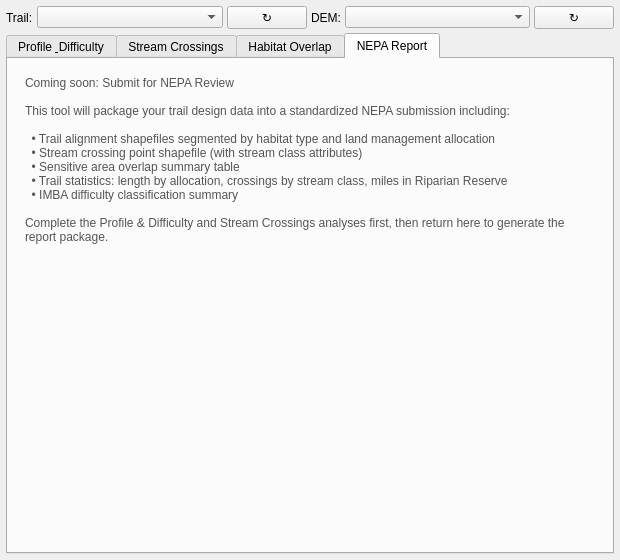
Old version of the form MTBDesignToolsNEPA_dockwidget_base.ui in the repository casey205/MTBDesignTools_NEPA.
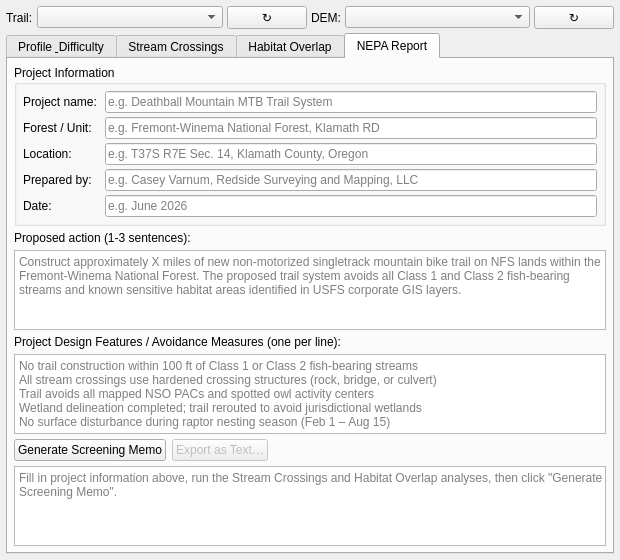
New version of the form. The open tabs and pages were chosen to show the change.

Commit message: Implement NEPA Report tab - metadata form, memo generator, text export

Diff of the .ui file:
```diff
--- a/MTBDesignToolsNEPA_dockwidget_base.ui
+++ b/MTBDesignToolsNEPA_dockwidget_base.ui
@@ -780,6 +780,9 @@
         <string>NEPA Report</string>
        </attribute>
        <layout class="QVBoxLayout" name="reportTabLayout">
+        <property name="spacing">
+         <number>5</number>
+        </property>
         <property name="leftMargin">
          <number>6</number>
         </property>
@@ -793,47 +796,211 @@
          <number>6</number>
         </property>
         <item>
-         <widget class="QLabel" name="reportComingSoonLabel">
+         <widget class="QGroupBox" name="reportMetaGroup">
+          <property name="title">
+           <string>Project Information</string>
+          </property>
+          <layout class="QFormLayout" name="reportMetaForm">
+           <property name="leftMargin">
+            <number>6</number>
+           </property>
+           <property name="topMargin">
+            <number>6</number>
+           </property>
+           <property name="rightMargin">
+            <number>6</number>
+           </property>
+           <property name="bottomMargin">
+            <number>6</number>
+           </property>
+           <property name="horizontalSpacing">
+            <number>8</number>
+           </property>
+           <property name="verticalSpacing">
+            <number>4</number>
+           </property>
+           <item row="0" column="0">
+            <widget class="QLabel" name="reportProjectNameLabel">
+             <property name="text">
+              <string>Project name:</string>
+             </property>
+            </widget>
+           </item>
+           <item row="0" column="1">
+            <widget class="QLineEdit" name="reportProjectNameEdit">
+             <property name="placeholderText">
+              <string>e.g. Deathball Mountain MTB Trail System</string>
+             </property>
+            </widget>
+           </item>
+           <item row="1" column="0">
+            <widget class="QLabel" name="reportForestLabel">
+             <property name="text">
+              <string>Forest / Unit:</string>
+             </property>
+            </widget>
+           </item>
+           <item row="1" column="1">
+            <widget class="QLineEdit" name="reportForestEdit">
+             <property name="placeholderText">
+              <string>e.g. Fremont-Winema National Forest, Klamath RD</string>
+             </property>
+            </widget>
+           </item>
+           <item row="2" column="0">
+            <widget class="QLabel" name="reportLocationLabel">
+             <property name="text">
+              <string>Location:</string>
+             </property>
+            </widget>
+           </item>
+           <item row="2" column="1">
+            <widget class="QLineEdit" name="reportLocationEdit">
+             <property name="placeholderText">
+              <string>e.g. T37S R7E Sec. 14, Klamath County, Oregon</string>
+             </property>
+            </widget>
+           </item>
+           <item row="3" column="0">
+            <widget class="QLabel" name="reportPreparerLabel">
+             <property name="text">
+              <string>Prepared by:</string>
+             </property>
+            </widget>
+           </item>
+           <item row="3" column="1">
+            <widget class="QLineEdit" name="reportPreparerEdit">
+             <property name="placeholderText">
+              <string>e.g. Casey Varnum, Redside Surveying and Mapping, LLC</string>
+             </property>
+            </widget>
+           </item>
+           <item row="4" column="0">
+            <widget class="QLabel" name="reportDateLabel">
+             <property name="text">
+              <string>Date:</string>
+             </property>
+            </widget>
+           </item>
+           <item row="4" column="1">
+            <widget class="QLineEdit" name="reportDateEdit">
+             <property name="placeholderText">
+              <string>e.g. June 2026</string>
+             </property>
+            </widget>
+           </item>
+          </layout>
+         </widget>
+        </item>
+
+        <!-- Proposed action -->
+        <item>
+         <widget class="QLabel" name="reportActionLabel">
           <property name="text">
-           <string>Coming soon: Submit for NEPA Review
+           <string>Proposed action (1-3 sentences):</string>
+          </property>
+         </widget>
+        </item>
+        <item>
+         <widget class="QPlainTextEdit" name="reportActionEdit">
+          <property name="maximumHeight">
+           <number>60</number>
+          </property>
+          <property name="minimumHeight">
+           <number>44</number>
+          </property>
+          <property name="placeholderText">
+           <string>Construct approximately X miles of new non-motorized singletrack mountain bike trail on NFS lands within the Fremont-Winema National Forest. The proposed trail system avoids all Class 1 and Class 2 fish-bearing streams and known sensitive habitat areas identified in USFS corporate GIS layers.</string>
+          </property>
+         </widget>
+        </item>
 
-This tool will package your trail design data into a standardized NEPA submission including:
+        <!-- PDFs / avoidance measures -->
+        <item>
+         <widget class="QLabel" name="reportPDFsLabel">
+          <property name="text">
+           <string>Project Design Features / Avoidance Measures (one per line):</string>
+          </property>
+         </widget>
+        </item>
+        <item>
+         <widget class="QPlainTextEdit" name="reportPDFsEdit">
+          <property name="maximumHeight">
+           <number>72</number>
+          </property>
+          <property name="minimumHeight">
+           <number>44</number>
+          </property>
+          <property name="placeholderText">
+           <string>No trail construction within 100 ft of Class 1 or Class 2 fish-bearing streams
+All stream crossings use hardened crossing structures (rock, bridge, or culvert)
+Trail avoids all mapped NSO PACs and spotted owl activity centers
+Wetland delineation completed; trail rerouted to avoid jurisdictional wetlands
+No surface disturbance during raptor nesting season (Feb 1 – Aug 15)</string>
+          </property>
+         </widget>
+        </item>
 
-  • Trail alignment shapefiles segmented by habitat type and land management allocation
-  • Stream crossing point shapefile (with stream class attributes)
-  • Sensitive area overlap summary table
-  • Trail statistics: length by allocation, crossings by stream class, miles in Riparian Reserve
-  • IMBA difficulty classification summary
-
-Complete the Profile &amp; Difficulty and Stream Crossings analyses first, then return here to generate the report package.</string>
+        <!-- Generate + Export buttons -->
+        <item>
+         <layout class="QHBoxLayout" name="reportButtonRow">
+          <property name="spacing">
+           <number>6</number>
           </property>
-          <property name="wordWrap">
+          <item>
+           <widget class="QPushButton" name="generateReportButton">
+            <property name="text">
+             <string>Generate Screening Memo</string>
+            </property>
+            <property name="toolTip">
+             <string>Assemble project metadata, stream crossing data, and habitat triage results into a NEPA environmental screening memo</string>
+            </property>
+           </widget>
+          </item>
+          <item>
+           <widget class="QPushButton" name="exportReportButton">
+            <property name="text">
+             <string>Export as Text…</string>
+            </property>
+            <property name="toolTip">
+             <string>Save the generated memo as a plain-text file (.txt)</string>
+            </property>
+            <property name="enabled">
+             <bool>false</bool>
+            </property>
+           </widget>
+          </item>
+          <item>
+           <spacer name="reportButtonStretch">
+            <property name="orientation">
+             <enum>Qt::Horizontal</enum>
+            </property>
+            <property name="sizeType">
+             <enum>QSizePolicy::Expanding</enum>
+            </property>
+            <property name="sizeHint" stdset="0">
+             <size>
+              <width>0</width>
+              <height>0</height>
+             </size>
+            </property>
+           </spacer>
+          </item>
+         </layout>
+        </item>
+
+        <!-- Report preview -->
+        <item>
+         <widget class="QPlainTextEdit" name="reportPreviewText">
+          <property name="readOnly">
            <bool>true</bool>
           </property>
-          <property name="alignment">
-           <set>Qt::AlignTop|Qt::AlignLeft</set>
-          </property>
-          <property name="styleSheet">
-           <string>color: #555; padding: 8px;</string>
+          <property name="placeholderText">
+           <string>Fill in project information above, run the Stream Crossings and Habitat Overlap analyses, then click "Generate Screening Memo".</string>
           </property>
          </widget>
         </item>
-        <item>
-         <spacer name="reportSpacer">
-          <property name="orientation">
-           <enum>Qt::Vertical</enum>
-          </property>
-          <property name="sizeType">
-           <enum>QSizePolicy::Expanding</enum>
-          </property>
-          <property name="sizeHint" stdset="0">
-           <size>
-            <width>0</width>
-            <height>0</height>
-           </size>
-          </property>
-         </spacer>
-        </item>
+
        </layout>
       </widget>
 
```
Left out of the diff: 2 changed lines with no effect on the pictures. The commit also changes 1 other file.
